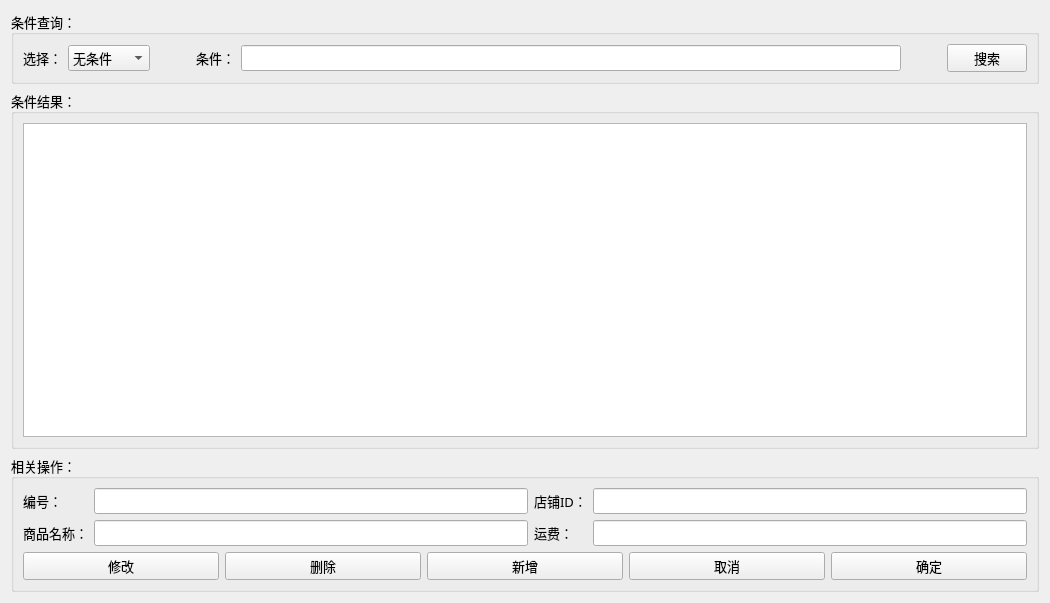
Qt form subwidget/shoesms.ui (17636191639/SneakerTrading) before a commit.
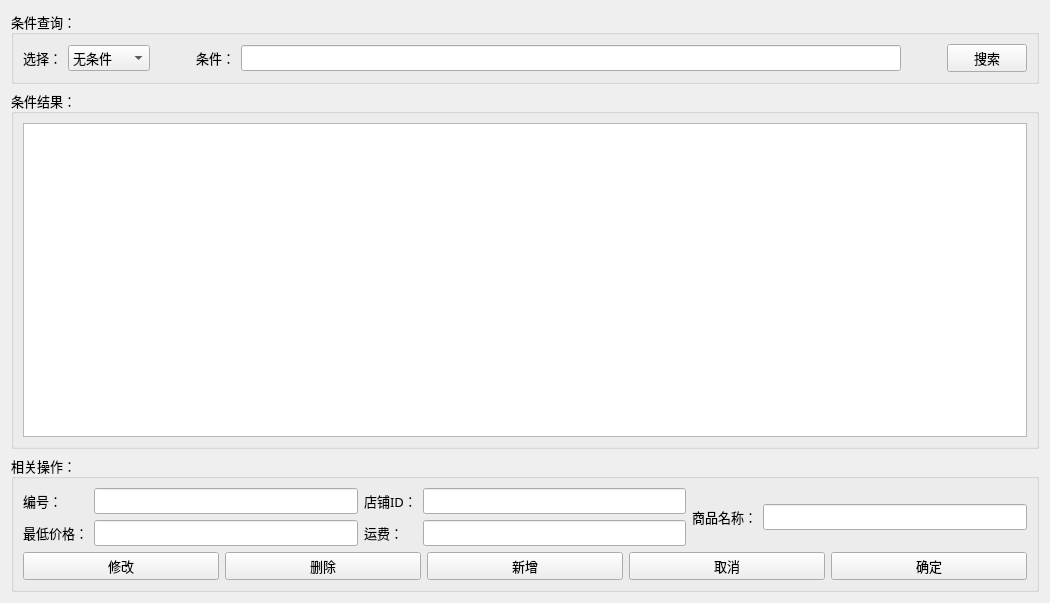
The same form after that commit.

Commit message: 给shoesInfo加入最低价格信息

Patch:
```diff
--- a/subwidget/shoesms.ui
+++ b/subwidget/shoesms.ui
@@ -151,18 +151,18 @@
             </property>
            </widget>
           </item>
-          <item row="0" column="3">
+          <item row="0" column="4">
            <widget class="QLineEdit" name="le_storeid"/>
           </item>
           <item row="1" column="0">
-           <widget class="QLabel" name="label_5">
+           <widget class="QLabel" name="label_7">
             <property name="text">
-             <string>商品名称：</string>
+             <string>最低价格：</string>
             </property>
            </widget>
           </item>
           <item row="1" column="1">
-           <widget class="QLineEdit" name="le_name"/>
+           <widget class="QLineEdit" name="le_bottomprice"/>
           </item>
           <item row="1" column="2">
            <widget class="QLabel" name="label_6">
@@ -171,9 +171,19 @@
             </property>
            </widget>
           </item>
-          <item row="1" column="3">
+          <item row="1" column="4">
            <widget class="QLineEdit" name="le_freight"/>
           </item>
+          <item row="0" column="5" rowspan="2">
+           <widget class="QLabel" name="label_5">
+            <property name="text">
+             <string>商品名称：</string>
+            </property>
+           </widget>
+          </item>
+          <item row="0" column="6" rowspan="2">
+           <widget class="QLineEdit" name="le_name"/>
+          </item>
          </layout>
         </item>
         <item row="1" column="0">
```
Left out of the diff: 99 changed lines with no effect on the pictures. The commit also changes 7 other files.
